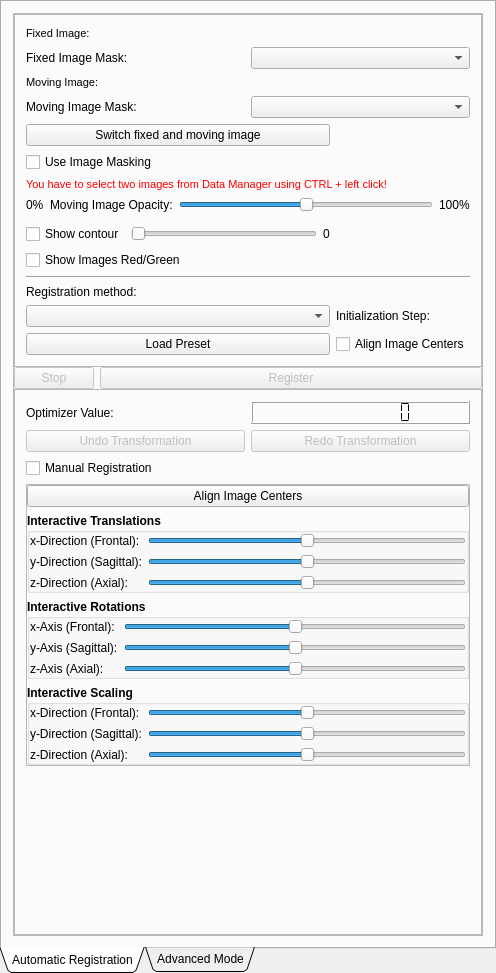
Old version of the form Plugins/org.mitk.gui.qt.registration/src/internal/QmitkRigidRegistrationViewControls.ui in the repository MITK/MITK.
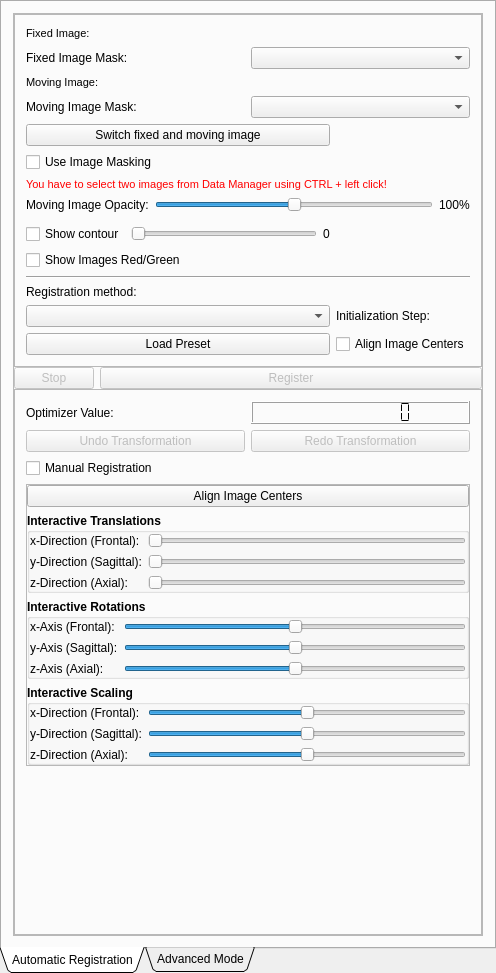
New version of the form. Icons and pictures are not drawn. Custom widgets are drawn as their Qt base class.

Commit message: added update labels and compute and calculation of the range for image translation AUT-4267

Patch:
```diff
--- a/Plugins/org.mitk.gui.qt.registration/src/internal/QmitkRigidRegistrationViewControls.ui
+++ b/Plugins/org.mitk.gui.qt.registration/src/internal/QmitkRigidRegistrationViewControls.ui
@@ -167,13 +167,6 @@
              </item>
              <item row="7" column="0" colspan="2">
               <layout class="QHBoxLayout" name="_3">
-               <item>
-                <widget class="QLabel" name="label">
-                 <property name="text">
-                  <string>0%</string>
-                 </property>
-                </widget>
-               </item>
                <item>
                 <widget class="QLabel" name="m_OpacityLabel">
                  <property name="text">
@@ -689,12 +682,6 @@
                          <property name="toolTip">
                           <string/>
                          </property>
-                         <property name="minimum">
-                          <number>-10000</number>
-                         </property>
-                         <property name="maximum">
-                          <number>10000</number>
-                         </property>
                          <property name="orientation">
                           <enum>Qt::Horizontal</enum>
                          </property>
@@ -702,12 +689,6 @@
                        </item>
                        <item>
                         <widget class="QSlider" name="m_YTransSlider">
-                         <property name="minimum">
-                          <number>-10000</number>
-                         </property>
-                         <property name="maximum">
-                          <number>10000</number>
-                         </property>
                          <property name="orientation">
                           <enum>Qt::Horizontal</enum>
                          </property>
@@ -715,12 +696,6 @@
                        </item>
                        <item>
                         <widget class="QSlider" name="m_ZTransSlider">
-                         <property name="minimum">
-                          <number>-10000</number>
-                         </property>
-                         <property name="maximum">
-                          <number>10000</number>
-                         </property>
                          <property name="orientation">
                           <enum>Qt::Horizontal</enum>
                          </property>
```
The commit also changes 2 other files.
